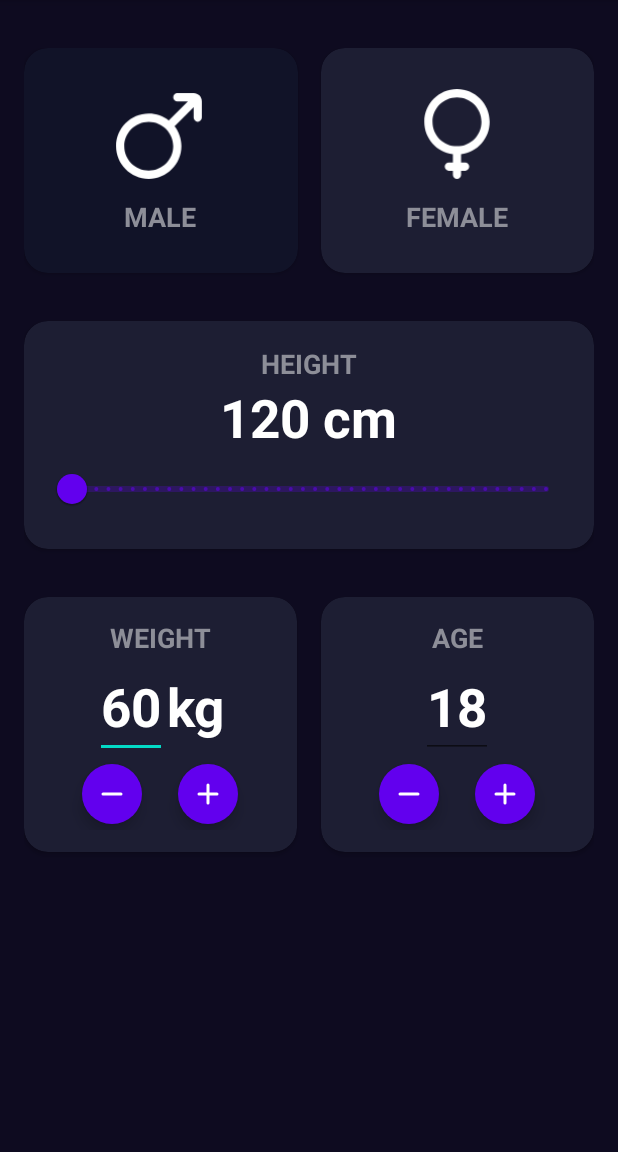
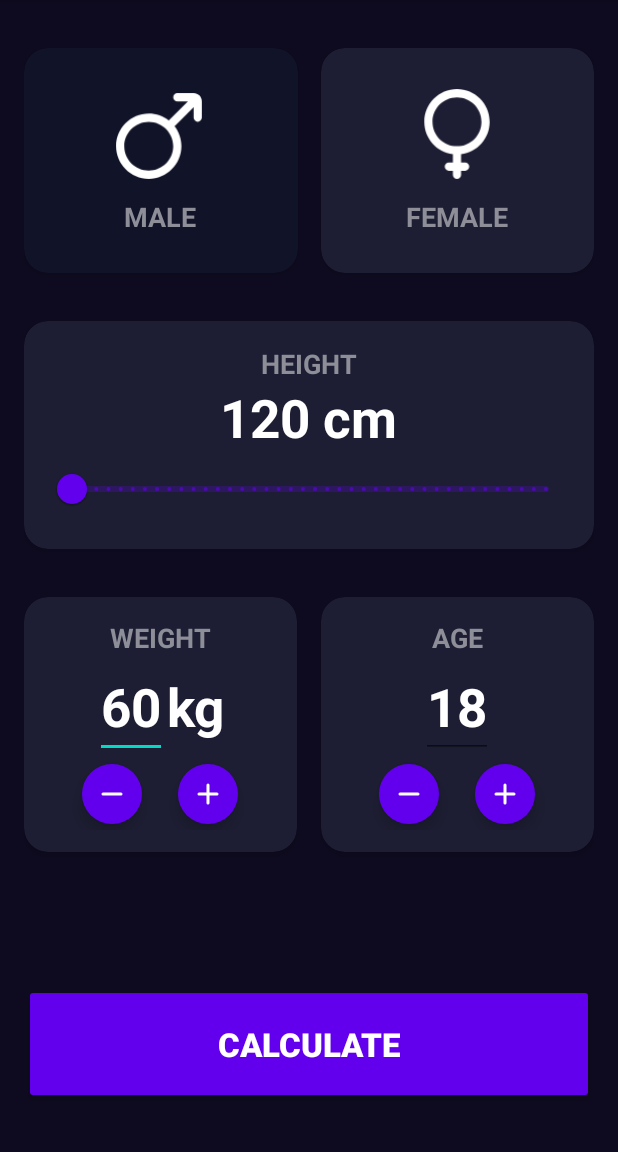
Before and after one commit to Nestor162/YourBMICalculator, an Android app: the screen it shows after launch (CalculatorActivity), on a phone screen of 412 x 824 dp, the part 84-1236 px from its top. Run offline under Robolectric (Android 15) with nearby library versions, the light colour scheme and no system bars.

Commit message:
Add 'calculate' button

```diff
--- a/app/src/main/res/layout/activity_calculator.xml
+++ b/app/src/main/res/layout/activity_calculator.xml
@@ -298,4 +298,18 @@
 
     </androidx.cardview.widget.CardView>
 
+    <androidx.appcompat.widget.AppCompatButton
+        android:id="@+id/btnCalculate"
+        android:layout_width="0dp"
+        android:layout_height="80dp"
+        android:backgroundTint="@color/background_fab"
+        android:text="@string/calculate"
+        android:textColor="@color/white"
+        android:textSize="22sp"
+        android:textStyle="bold"
+        app:layout_constraintBottom_toBottomOf="parent"
+        app:layout_constraintEnd_toEndOf="parent"
+        app:layout_constraintStart_toStartOf="parent" />
+
+
 </androidx.constraintlayout.widget.ConstraintLayout>
--- a/app/src/main/res/values/strings.xml
+++ b/app/src/main/res/values/strings.xml
@@ -8,4 +8,5 @@
     <string name="add_weight">add weight</string>
     <string name="kg">kg</string>
     <string name="age">Age</string>
+    <string name="calculate">Calculate</string>
 </resources>
```
Also changed, not shown: 2 other files.
